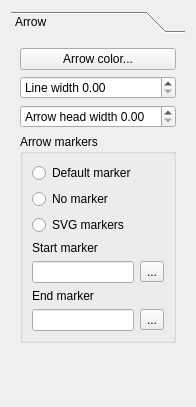
qgis/QGIS, file src/ui/qgscomposerarrowwidgetbase.ui: the form before one commit.
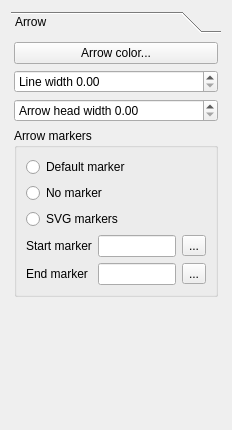
The form after the commit.

```diff
--- a/src/ui/qgscomposerarrowwidgetbase.ui
+++ b/src/ui/qgscomposerarrowwidgetbase.ui
@@ -6,8 +6,8 @@
    <rect>
     <x>0</x>
     <y>0</y>
-    <width>196</width>
-    <height>407</height>
+    <width>232</width>
+    <height>430</height>
    </rect>
   </property>
   <property name="windowTitle">
@@ -24,14 +24,17 @@
        <rect>
         <x>0</x>
         <y>0</y>
-        <width>178</width>
-        <height>363</height>
+        <width>214</width>
+        <height>383</height>
        </rect>
       </property>
       <attribute name="label">
        <string>Arrow</string>
       </attribute>
       <layout class="QGridLayout" name="gridLayout_2">
+       <property name="margin">
+        <number>3</number>
+       </property>
        <item row="0" column="0">
         <widget class="QPushButton" name="mArrowColorButton">
          <property name="text">
@@ -58,28 +61,7 @@
          <property name="title">
           <string>Arrow markers</string>
          </property>
-         <layout class="QGridLayout" name="gridLayout_1">
-          <item row="0" column="0" colspan="2">
-           <widget class="QRadioButton" name="mDefaultMarkerRadioButton">
-            <property name="text">
-             <string>Default marker</string>
-            </property>
-           </widget>
-          </item>
-          <item row="1" column="0">
-           <widget class="QRadioButton" name="mNoMarkerRadioButton">
-            <property name="text">
-             <string>No marker</string>
-            </property>
-           </widget>
-          </item>
-          <item row="2" column="0" colspan="2">
-           <widget class="QRadioButton" name="mSvgMarkerRadioButton">
-            <property name="text">
-             <string>SVG markers</string>
-            </property>
-           </widget>
-          </item>
+         <layout class="QFormLayout" name="formLayout">
           <item row="3" column="0">
            <widget class="QLabel" name="mStartMarkerLabel">
             <property name="text">
@@ -87,30 +69,59 @@
             </property>
            </widget>
           </item>
-          <item row="4" column="0">
-           <widget class="QLineEdit" name="mStartMarkerLineEdit"/>
+          <item row="3" column="1">
+           <layout class="QHBoxLayout" name="horizontalLayout">
+            <item>
+             <widget class="QLineEdit" name="mStartMarkerLineEdit"/>
+            </item>
+            <item>
+             <widget class="QToolButton" name="mStartMarkerToolButton">
+              <property name="text">
+               <string>...</string>
+              </property>
+             </widget>
+            </item>
+           </layout>
+          </item>
+          <item row="2" column="0" colspan="2">
+           <widget class="QRadioButton" name="mSvgMarkerRadioButton">
+            <property name="text">
+             <string>SVG markers</string>
+            </property>
+           </widget>
           </item>
           <item row="4" column="1">
-           <widget class="QToolButton" name="mStartMarkerToolButton">
-            <property name="text">
-             <string>...</string>
-            </property>
-           </widget>
+           <layout class="QHBoxLayout" name="horizontalLayout_2">
+            <item>
+             <widget class="QLineEdit" name="mEndMarkerLineEdit"/>
+            </item>
+            <item>
+             <widget class="QToolButton" name="mEndMarkerToolButton">
+              <property name="text">
+               <string>...</string>
+              </property>
+             </widget>
+            </item>
+           </layout>
           </item>
-          <item row="5" column="0">
+          <item row="4" column="0">
            <widget class="QLabel" name="mEndMarkerLabel">
             <property name="text">
              <string>End marker</string>
             </property>
            </widget>
           </item>
-          <item row="6" column="0">
-           <widget class="QLineEdit" name="mEndMarkerLineEdit"/>
+          <item row="1" column="0" colspan="2">
+           <widget class="QRadioButton" name="mNoMarkerRadioButton">
+            <property name="text">
+             <string>No marker</string>
+            </property>
+           </widget>
           </item>
-          <item row="6" column="1">
-           <widget class="QToolButton" name="mEndMarkerToolButton">
+          <item row="0" column="0" colspan="2">
+           <widget class="QRadioButton" name="mDefaultMarkerRadioButton">
             <property name="text">
-             <string>...</string>
+             <string>Default marker</string>
             </property>
            </widget>
           </item>
```
